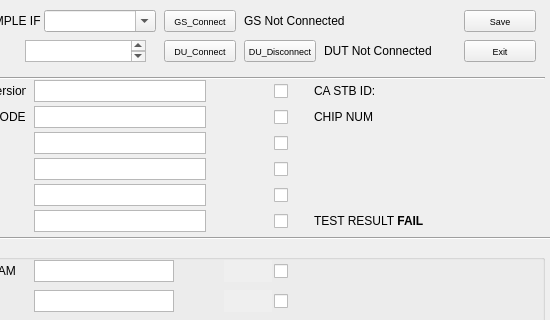
This is rftest.ui in gpsri/rftest as Qt 5 draws it before an edit; both pictures show x 86 to 636 and y 0 to 320 of the 636 by 479 pixel window. The edited form follows.
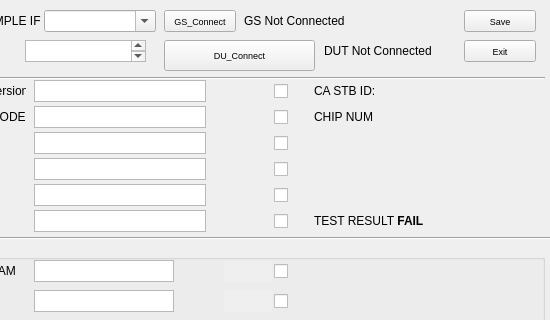
This is the edited form.

Commit message: [Remove]disconnect button(auto disconnect if done)

```diff
--- a/rftest.ui
+++ b/rftest.ui
@@ -16,24 +16,6 @@
   <property name="autoFillBackground">
    <bool>true</bool>
   </property>
-  <widget class="QPushButton" name="buttonDutDisconnect">
-   <property name="geometry">
-    <rect>
-     <x>330</x>
-     <y>40</y>
-     <width>72</width>
-     <height>22</height>
-    </rect>
-   </property>
-   <property name="font">
-    <font>
-     <pointsize>7</pointsize>
-    </font>
-   </property>
-   <property name="text">
-    <string>DU_Disconnect</string>
-   </property>
-  </widget>
   <widget class="QLabel" name="caStbIdValueLabel">
    <property name="geometry">
     <rect>
@@ -131,8 +113,8 @@
     <rect>
      <x>250</x>
      <y>40</y>
-     <width>72</width>
-     <height>22</height>
+     <width>151</width>
+     <height>31</height>
     </rect>
    </property>
    <property name="font">
```
The commit also changes 2 other files.
